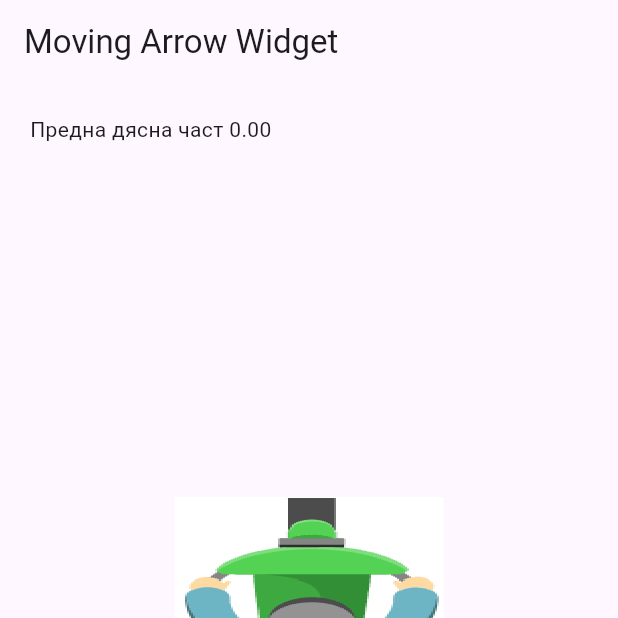
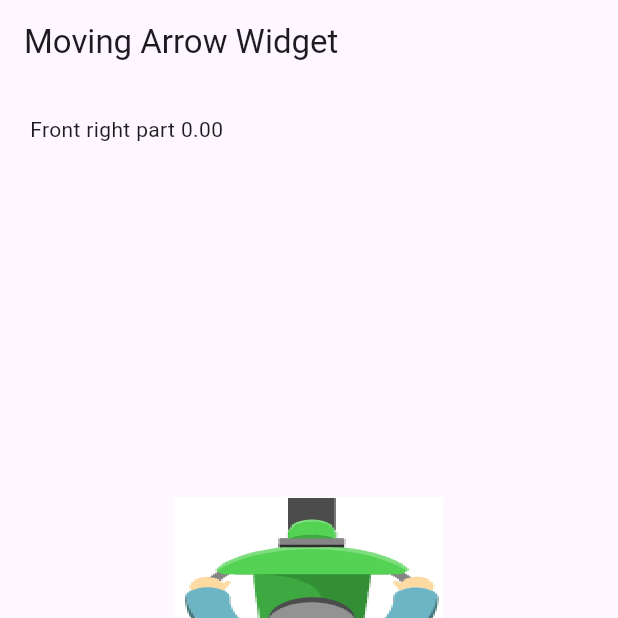
Before and after one commit to vlladislav45/flutter-arrow-rotate-around-object, a Flutter app: the screen it shows after launch, on a phone screen of 412 x 824 dp, the top half of it. Run offline on Flutter 3.47's test engine with Material 3 defaults, Android fonts, the phone set to English and light mode, and no system bars.

Commit message:
feat: text in english

```diff
--- a/lib/main.dart
+++ b/lib/main.dart
@@ -54,28 +54,28 @@ class _MovingArrowWidgetState extends State<MovingArrowWidget> {
     final angleDegrees = (_adjustedAngle * 180 / pi) % 360;
 
     if (angleDegrees >= 45 && angleDegrees < 90) {
-      return 'Задна дясна част';
+      return 'Rear right part';
     }
     if (angleDegrees >= 90 && angleDegrees < 135) {
-      return 'Задна част';
+      return 'Rear part';
     }
     if (angleDegrees >= 135 && angleDegrees < 180) {
-      return 'Задна лява част';
+      return 'Rear left part';
     }
     if (angleDegrees >= 180 && angleDegrees < 225) {
-      return 'Лява част';
+      return 'Left part';
     }
     if (angleDegrees >= 225 && angleDegrees < 270) {
-      return 'Предна лява част';
+      return 'Front left part';
     }
     if (angleDegrees >= 270 && angleDegrees < 315) {
-      return 'Предна част';
+      return 'Front part';
     }
     if (angleDegrees >= 315 || angleDegrees < 45) {
-      return 'Предна дясна част';
+      return 'Front right part';
     }
 
-    return 'Дясна част';
+    return 'Right part';
   }
 
   Future<void> _loadImages() async {
```
